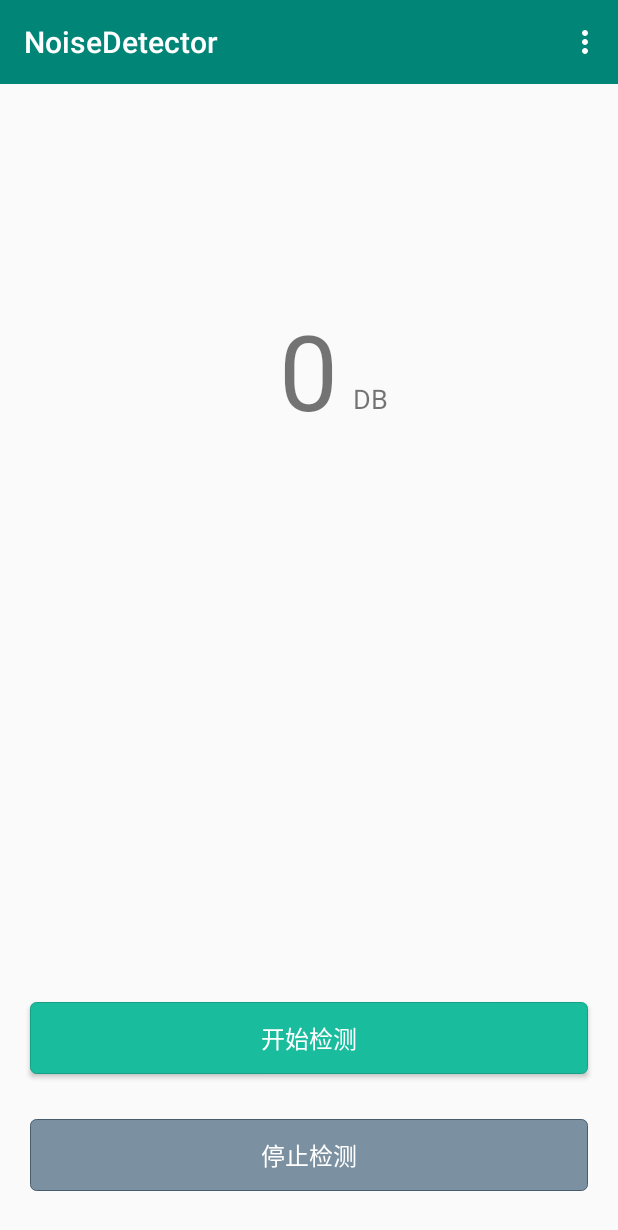
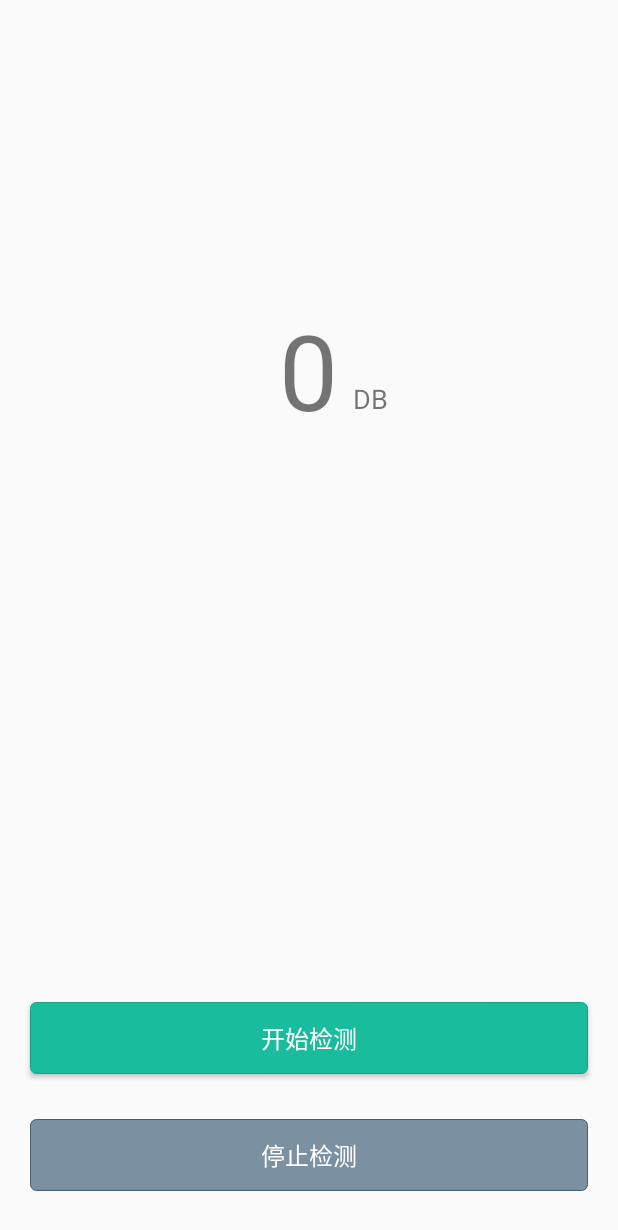
Before and after one commit to Zed-a/NoiseDetector, an Android app: the screen it shows after launch (SoundActivity), on a phone screen of 412 x 824 dp. Shown: the top 1230 px of the screen. Run offline under Robolectric (Android 15) with nearby library versions, the phone set to English and light mode, and no system bars.

Commit message:
删除设置页面和标题栏

```diff
--- a/app/src/main/AndroidManifest.xml
+++ b/app/src/main/AndroidManifest.xml
@@ -17,14 +17,10 @@
         tools:ignore="AllowBackup,GoogleAppIndexingWarning">
 
         <activity
-            android:name=".ui.SettingActivity"
-            android:screenOrientation="portrait"/>
-        <activity
             android:name=".ui.SoundActivity"
             android:screenOrientation="portrait">
             <intent-filter>
                 <action android:name="android.intent.action.MAIN" />
-
                 <category android:name="android.intent.category.LAUNCHER" />
             </intent-filter>
         </activity>
--- a/app/src/main/java/com/nan/noisedetector/ui/SoundActivity.kt
+++ b/app/src/main/java/com/nan/noisedetector/ui/SoundActivity.kt
@@ -80,14 +80,6 @@ class SoundActivity : AppCompatActivity() {
 
     private fun initView() {
         //        mSoundDiscView = findViewById(R.id.soundDiscView);
-        val toolbar = findViewById<Toolbar>(R.id.toolbar)
-        toolbar.setTitle(R.string.app_name)
-        toolbar.inflateMenu(R.menu.menu_main)
-        toolbar.setOnMenuItemClickListener {
-            if (it.itemId == R.id.action_settings)
-                startActivity<SettingActivity>()
-            true
-        }
         btn_start_detect.setOnClickListener {
             startRecord()
             btn_start_detect.isEnabled = false
--- a/app/src/main/res/layout/activity_sound.xml
+++ b/app/src/main/res/layout/activity_sound.xml
@@ -43,6 +43,4 @@
         android:layout_alignParentBottom="true"
         android:layout_marginBottom="30dp"/>
 
-    <include layout="@layout/toolbar"/>
-
 </RelativeLayout>
--- a/app/src/main/res/layout/toolbar.xml
+++ /dev/null
@@ -1,11 +0,0 @@
-<?xml version="1.0" encoding="utf-8"?>
-
-<android.support.v7.widget.Toolbar
-    android:id="@+id/toolbar"
-    xmlns:android="http://schemas.android.com/apk/res/android"
-    xmlns:app="http://schemas.android.com/apk/res-auto"
-    android:layout_width="match_parent"
-    android:layout_height="?attr/actionBarSize"
-    android:background="?attr/colorPrimary"
-    android:theme="@style/ThemeOverlay.AppCompat.Dark.ActionBar"
-    app:popupTheme="@style/ThemeOverlay.AppCompat.Light"/>
```
Also changed, not shown: app/src/main/java/com/nan/noisedetector/ui/SettingActivity.kt (deleted, +0 -67 lines), app/src/main/res/layout/activity_setting.xml (deleted, +0 -18 lines).
